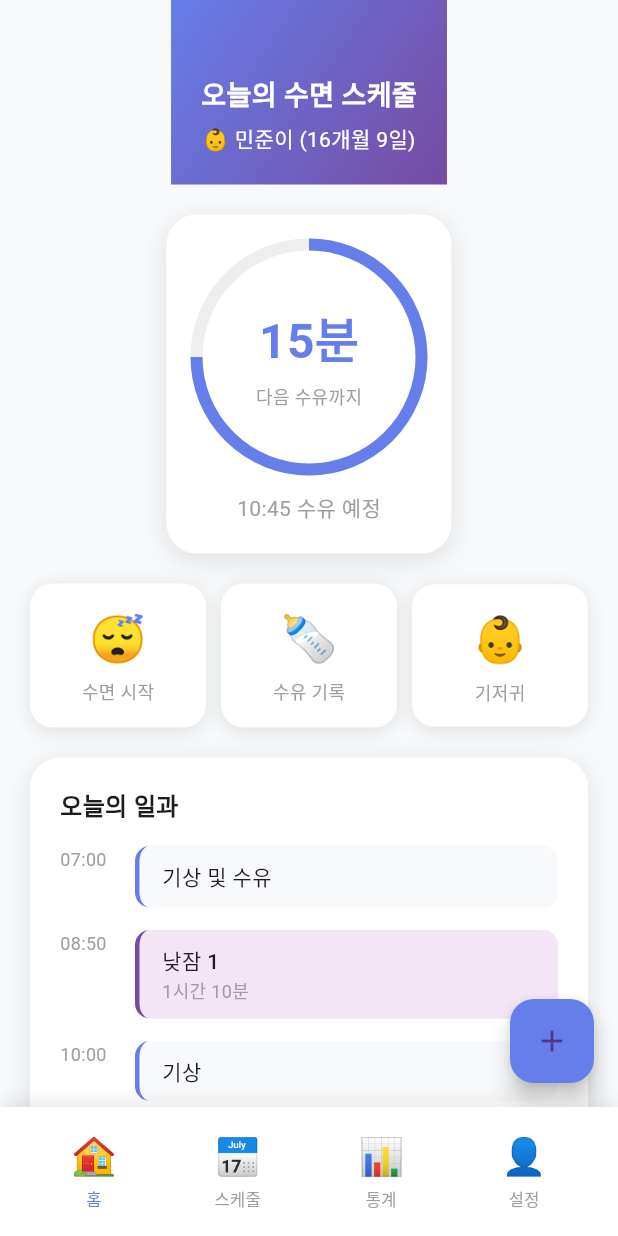
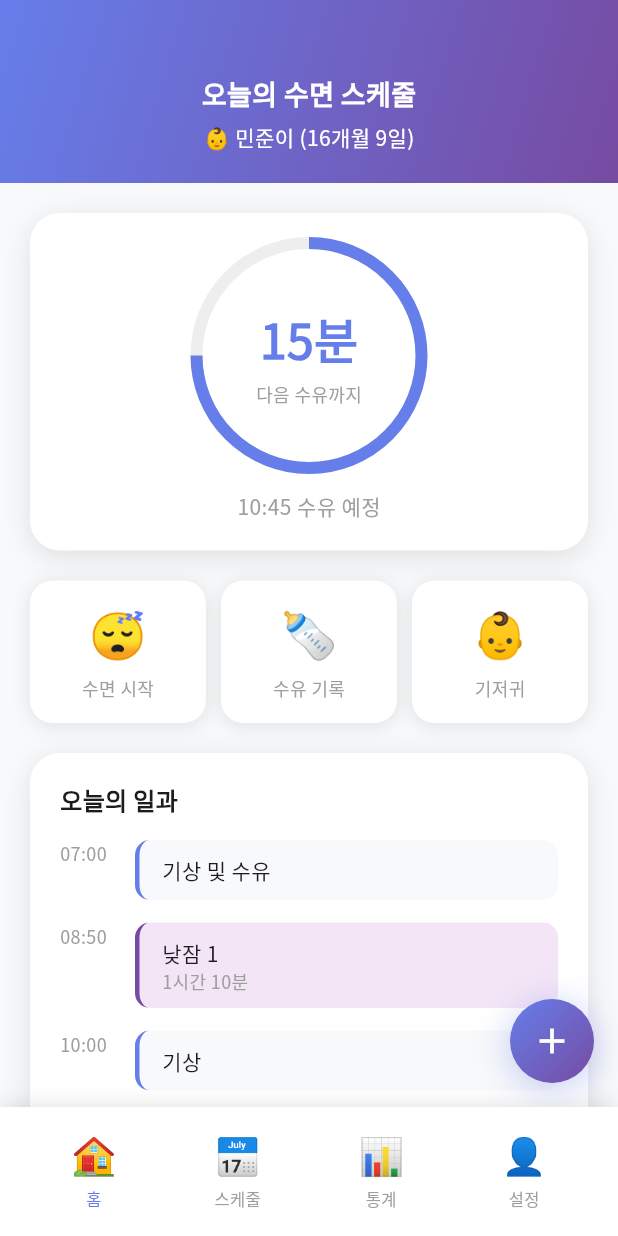
Before and after one commit to HWANGJEONGHYEON1/duty-out, a Flutter app: the screen it shows after launch, on a phone screen of 412 x 824 dp. Run offline on Flutter 3.47's test engine with Material 3 defaults, Android fonts, the phone set to English and light mode, and no system bars; our stand-ins replace google_fonts.

Commit message:
refactor: 플러터파일제거
- Added Google Fonts (Noto Sans KR) for better Korean typography
- Made all cards full-width (width: double.infinity) for consistency
- Updated FAB to gradient circle button matching theme
- Applied consistent layout across all screens:
  * Home screen: gradient FAB, full-width cards
  * Statistics screen: full-width cards and headers
  * Profile screen: full-width cards and fields
  * Schedule screen: full-width header and input section

```diff
--- a/mobile/lib/main.dart
+++ b/mobile/lib/main.dart
@@ -1,5 +1,6 @@
 import 'package:flutter/material.dart';
 import 'package:provider/provider.dart';
+import 'package:google_fonts/google_fonts.dart';
 import 'providers/baby_provider.dart';
 import 'providers/schedule_provider.dart';
 import 'providers/statistics_provider.dart';
@@ -25,6 +26,7 @@ class BabySleepApp extends StatelessWidget {
         theme: ThemeData(
           primarySwatch: Colors.purple,
           scaffoldBackgroundColor: const Color(0xFFF8F9FA),
+          textTheme: GoogleFonts.notoSansKrTextTheme(),
         ),
         home: const MainScreen(),
         debugShowCheckedModeBanner: false,
--- a/mobile/lib/screens/home_screen.dart
+++ b/mobile/lib/screens/home_screen.dart
@@ -28,10 +28,32 @@ class HomeScreen extends StatelessWidget {
           ),
         ],
       ),
-      floatingActionButton: FloatingActionButton(
-        onPressed: () {},
-        child: const Icon(Icons.add),
-        backgroundColor: const Color(0xFF667EEA),
+      floatingActionButton: GestureDetector(
+        onTap: () {},
+        child: Container(
+          width: 56,
+          height: 56,
+          decoration: BoxDecoration(
+            shape: BoxShape.circle,
+            gradient: const LinearGradient(
+              begin: Alignment.topLeft,
+              end: Alignment.bottomRight,
+              colors: [Color(0xFF667EEA), Color(0xFF764BA2)],
+            ),
+            boxShadow: [
+              BoxShadow(
+                color: const Color(0xFF667EEA).withOpacity(0.4),
+                blurRadius: 20,
+                offset: const Offset(0, 4),
+              ),
+            ],
+          ),
+          child: const Icon(
+            Icons.add,
+            color: Colors.white,
+            size: 28,
+          ),
+        ),
       ),
     );
   }
@@ -40,6 +62,7 @@ class HomeScreen extends StatelessWidget {
     final baby = context.watch<BabyProvider>().baby;
 
     return Container(
+      width: double.infinity,
       decoration: const BoxDecoration(
         gradient: LinearGradient(
           begin: Alignment.topLeft,
@@ -77,6 +100,7 @@ class HomeScreen extends StatelessWidget {
     final minutesUntil = scheduleProvider.getMinutesUntilNext();
 
     return Container(
+      width: double.infinity,
       decoration: BoxDecoration(
         color: Colors.white,
         borderRadius: BorderRadius.circular(20),
@@ -196,6 +220,7 @@ class HomeScreen extends StatelessWidget {
     final scheduleItems = context.watch<ScheduleProvider>().scheduleItems;
 
     return Container(
+      width: double.infinity,
       decoration: BoxDecoration(
         color: Colors.white,
         borderRadius: BorderRadius.circular(20),
--- a/mobile/lib/screens/profile_screen.dart
+++ b/mobile/lib/screens/profile_screen.dart
@@ -30,6 +30,7 @@ class _ProfileScreenState extends State<ProfileScreen> {
 
   Widget _buildHeader(BuildContext context) {
     return Container(
+      width: double.infinity,
       decoration: const BoxDecoration(
         gradient: LinearGradient(
           begin: Alignment.topLeft,
@@ -153,6 +154,7 @@ class _ProfileScreenState extends State<ProfileScreen> {
 
   Widget _buildProfileField(String label, String value, {bool isEditable = false}) {
     return Container(
+      width: double.infinity,
       decoration: BoxDecoration(
         color: Colors.white,
         borderRadius: BorderRadius.circular(15),
@@ -205,6 +207,7 @@ class _ProfileScreenState extends State<ProfileScreen> {
     ValueChanged<bool> onChanged,
   ) {
     return Container(
+      width: double.infinity,
       decoration: BoxDecoration(
         color: Colors.white,
         borderRadius: BorderRadius.circular(15),
--- a/mobile/lib/screens/schedule_screen.dart
+++ b/mobile/lib/screens/schedule_screen.dart
@@ -25,6 +25,7 @@ class ScheduleScreen extends StatelessWidget {
     final baby = context.watch<BabyProvider>().baby;
 
     return Container(
+      width: double.infinity,
       decoration: const BoxDecoration(
         gradient: LinearGradient(
           begin: Alignment.topLeft,
@@ -60,6 +61,7 @@ class ScheduleScreen extends StatelessWidget {
     final scheduleProvider = context.watch<ScheduleProvider>();
 
     return Container(
+      width: double.infinity,
       color: Colors.white,
       padding: const EdgeInsets.all(20),
       child: Column(
--- a/mobile/lib/screens/statistics_screen.dart
+++ b/mobile/lib/screens/statistics_screen.dart
@@ -25,6 +25,7 @@ class StatisticsScreen extends StatelessWidget {
     final baby = context.watch<BabyProvider>().baby;
 
     return Container(
+      width: double.infinity,
       decoration: const BoxDecoration(
         gradient: LinearGradient(
           begin: Alignment.topLeft,
@@ -164,6 +165,7 @@ class StatisticsScreen extends StatelessWidget {
     final minutes = totalMinutes % 60;
 
     return Container(
+      width: double.infinity,
       decoration: BoxDecoration(
         color: Colors.white,
         borderRadius: BorderRadius.circular(15),
@@ -287,6 +289,7 @@ class StatisticsScreen extends StatelessWidget {
     final days = ['월', '화', '수', '목', '금', '토', '일'];
 
     return Container(
+      width: double.infinity,
       decoration: BoxDecoration(
         color: Colors.white,
         borderRadius: BorderRadius.circular(15),
@@ -374,6 +377,7 @@ class StatisticsScreen extends StatelessWidget {
     final percentage = provider.getSleepGoalPercentage();
 
     return Container(
+      width: double.infinity,
       decoration: BoxDecoration(
         gradient: LinearGradient(
           begin: Alignment.topLeft,
--- a/mobile/pubspec.yaml
+++ b/mobile/pubspec.yaml
@@ -12,6 +12,7 @@ dependencies:
   provider: ^6.1.1
   intl: ^0.19.0
   fl_chart: ^0.66.0
+  google_fonts: ^6.1.0
 
 dev_dependencies:
   flutter_test:
```
